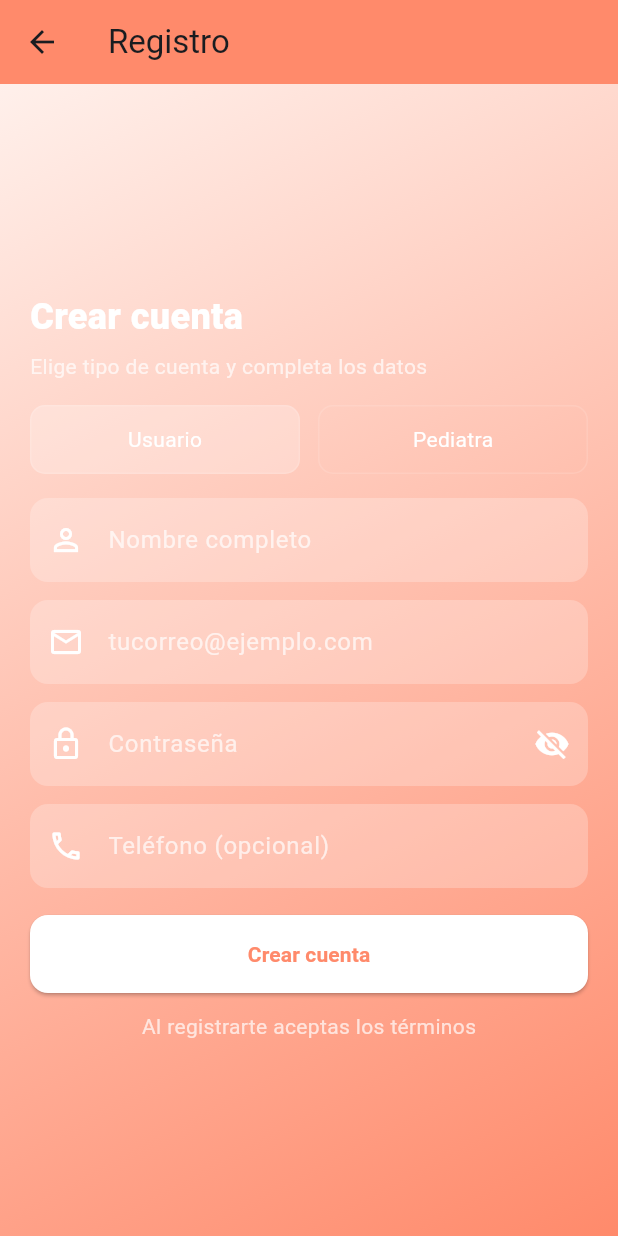
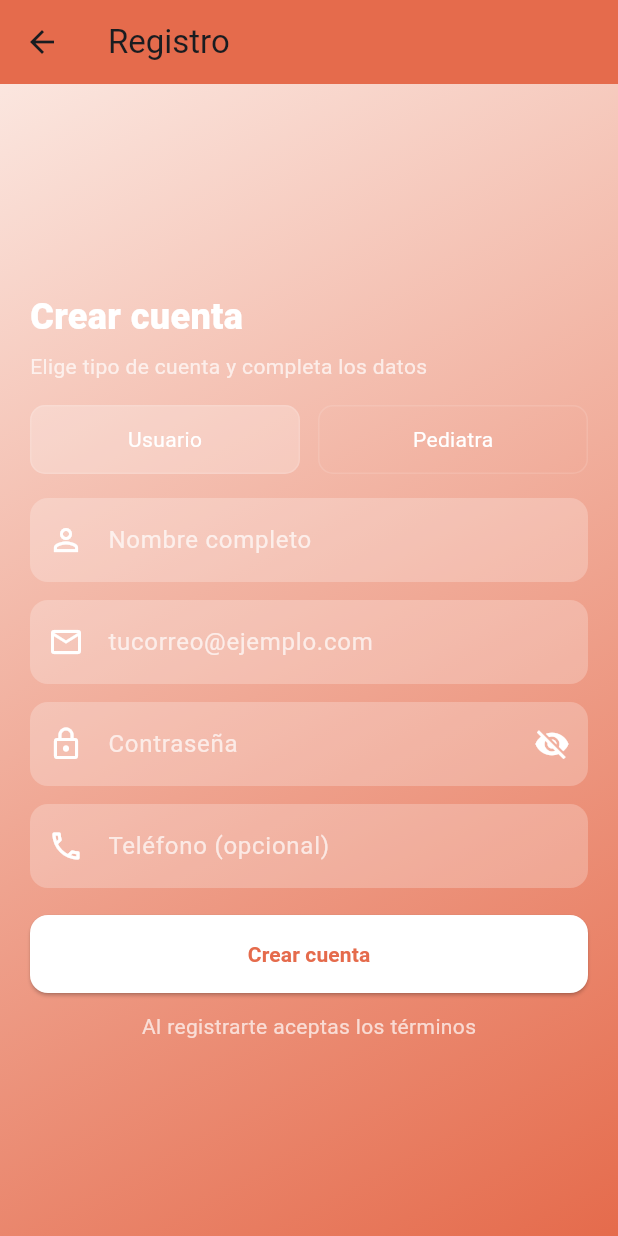
Before and after one commit to iatechsabana/pediatApp, a Flutter app: the screen it shows after launch, after a tap on "Regístrate", on a phone screen of 412 x 824 dp. Run offline on Flutter 3.47's test engine with Material 3 defaults, Android fonts, the phone set to English and light mode, and no system bars; our stand-ins replace dartz, firebase_auth, flutter_riverpod, go_router; accounts and stored records are empty.

Commit message:
subir cambios

```diff
--- a/lib/features/auth/presentation/pages/login_page.dart
+++ b/lib/features/auth/presentation/pages/login_page.dart
@@ -16,7 +16,7 @@ class _LoginPageState extends State<LoginPage> {
   bool _obscure = true;
 
   // Color base un poco más fuerte que el anterior (#FFB6A3)
-  static const Color baseColor = Color(0xFFFF8A6B); // tono coral más intenso
+  static const Color baseColor = Color(0xFFE56B4C); // tono coral más oscuro
 
   @override
   void dispose() {
@@ -47,7 +47,7 @@ class _LoginPageState extends State<LoginPage> {
           gradient: LinearGradient(
             begin: Alignment.topLeft,
             end: Alignment.bottomRight,
-            colors: [const Color(0xFFFFF0EB), baseColor],
+            colors: [const Color(0xFFFBE6DF), baseColor],
           ),
         ),
         child: SafeArea(
--- a/lib/features/auth/presentation/pages/register_page.dart
+++ b/lib/features/auth/presentation/pages/register_page.dart
@@ -27,7 +27,7 @@ class _RegisterPageState extends State<RegisterPage> {
   bool _isLoading = false;
   bool _obscure = true;
 
-  static const Color baseColor = Color(0xFFFF8A6B);
+  static const Color baseColor = Color(0xFFE56B4C);
 
   @override
   void dispose() {
@@ -184,7 +184,7 @@ class _RegisterPageState extends State<RegisterPage> {
           gradient: LinearGradient(
             begin: Alignment.topLeft,
             end: Alignment.bottomRight,
-            colors: [Color(0xFFFFF0EB), baseColor],
+            colors: [Color(0xFFFBE6DF), baseColor],
           ),
         ),
         child: SafeArea(
```
